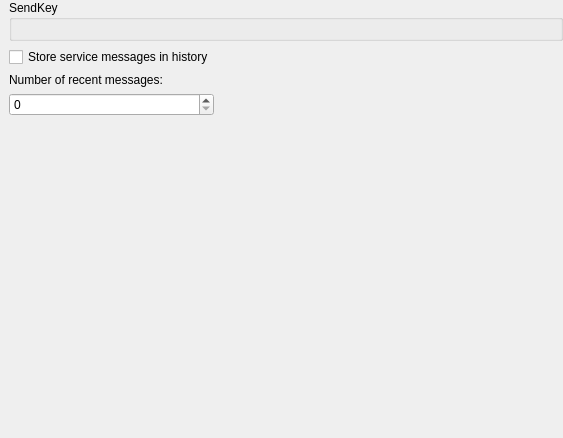
Old version of the form src/corelayers/adiumchat/settings/chatbehavior.ui in the repository euroelessar/qutim.
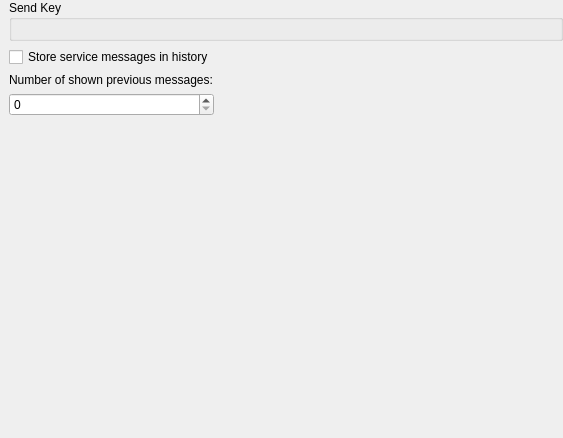
New version of the form.

Diff of the .ui file:
```diff
--- a/src/corelayers/adiumchat/settings/chatbehavior.ui
+++ b/src/corelayers/adiumchat/settings/chatbehavior.ui
@@ -29,7 +29,7 @@
    <item row="0" column="0" colspan="2">
     <widget class="QGroupBox" name="groupBox">
      <property name="title">
-      <string>SendKey</string>
+      <string>Send Key</string>
      </property>
      <layout class="QGridLayout" name="gridLayout_2"/>
     </widget>
@@ -44,7 +44,7 @@
    <item row="2" column="0">
     <widget class="QLabel" name="label">
      <property name="text">
-      <string>Number of recent messages:</string>
+      <string>Number of shown previous messages:</string>
      </property>
     </widget>
    </item>
```
